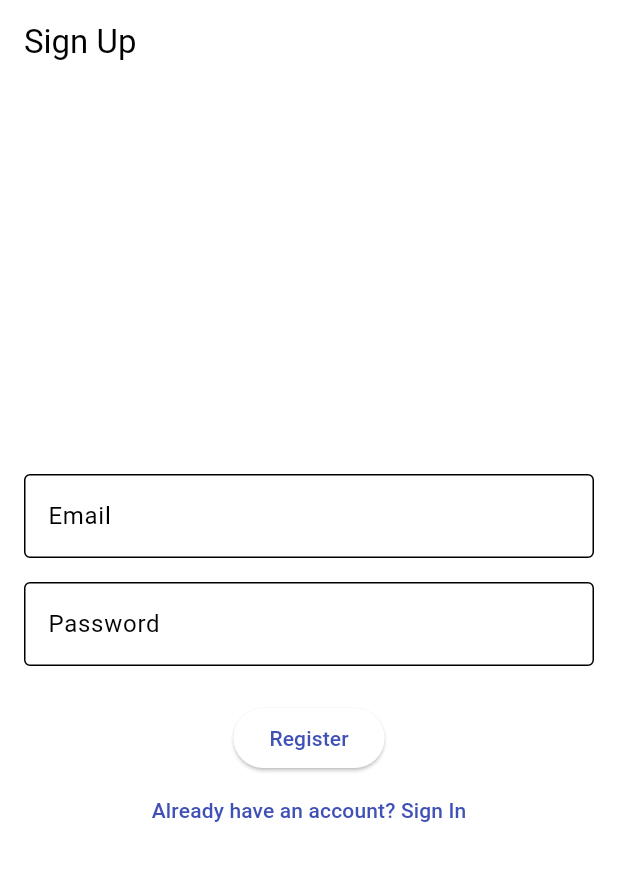
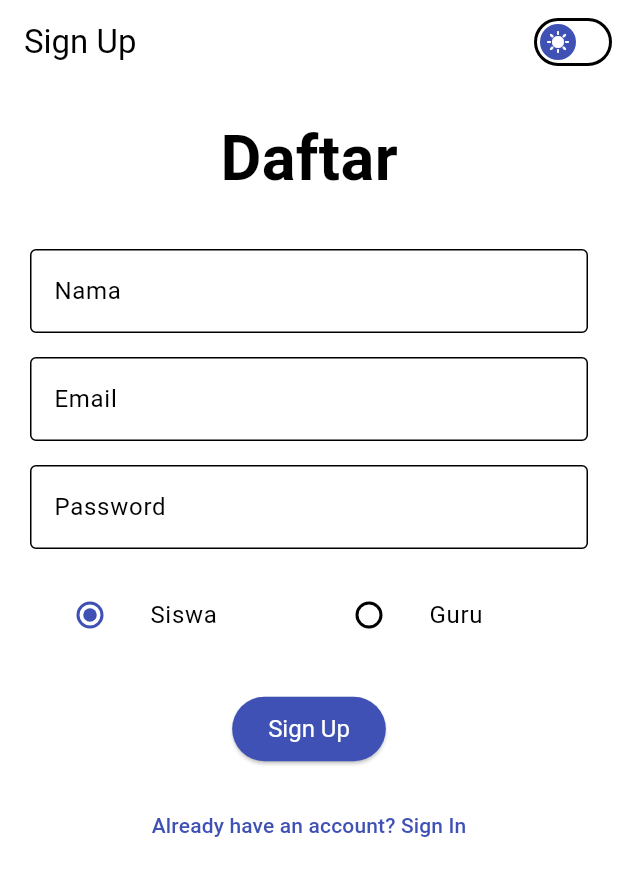
Before and after one commit to Dustymon111/Ekstraksi-File-GPT-4, a Flutter app: the screen it shows after launch, after a tap on an icon or button, on a phone screen of 412 x 824 dp. Shown: the top 876 px of the screen. Run offline on Flutter 3.47's test engine with Material 3 defaults, Android fonts, the phone set to English and light mode, and no system bars; our stand-ins replace cloud_firestore, file_picker, firebase_auth, firebase_core, fl_chart, fluttertoast and 1 more; missing offline and left inert: syncfusion_flutter_pdfviewer; accounts and stored records are empty; network calls fail.

Commit message:
added show bookmark by userId feature, added registration field

```diff
--- a/lib/main.dart
+++ b/lib/main.dart
@@ -1,5 +1,6 @@
 import 'package:aplikasi_ekstraksi_file_gpt4/providers/bookmark_provider.dart';
 import 'package:aplikasi_ekstraksi_file_gpt4/providers/question_provider.dart';
+import 'package:aplikasi_ekstraksi_file_gpt4/providers/user_provider.dart';
 import 'package:aplikasi_ekstraksi_file_gpt4/screen/bookmark_screen.dart';
 import 'package:aplikasi_ekstraksi_file_gpt4/screen/home_screen.dart';
 import 'package:aplikasi_ekstraksi_file_gpt4/providers/theme_provider.dart';
@@ -18,6 +19,7 @@ void main() async {
     ChangeNotifierProvider(create: (_) => ThemeNotifier()),
     ChangeNotifierProvider(create: (_) => QuestionProvider()),
     ChangeNotifierProvider(create: (_) => BookmarkProvider()),
+    ChangeNotifierProvider(create: (_) => UserProvider()),
     ],
     child: const MyApp(),
   )));
--- a/lib/models/user_model.dart
+++ b/lib/models/user_model.dart
@@ -0,0 +1,52 @@
+import 'package:cloud_firestore/cloud_firestore.dart';
+
+class UserModel {
+  String bookmarkId;
+  String email;
+  String nama;
+  String password;
+  String role;
+
+  UserModel({
+    required this.bookmarkId,
+    required this.email,
+    required this.nama,
+    required this.password,
+    required this.role,
+  });
+
+  // Factory constructor to create a UserModel object from a Firestore document
+  factory UserModel.fromFirestore(DocumentSnapshot doc) {
+    final data = doc.data() as Map<String, dynamic>;
+
+    return UserModel(
+      bookmarkId: data['bookmarkId'] ?? '',
+      email: data['email'] ?? '',
+      nama: data['nama'] ?? '',
+      password: data['password'] ?? '',
+      role: data['role'] ?? '',
+    );
+  }
+
+  // Method to convert a UserModel object to a Map for Firestore
+  Map<String, dynamic> toMap() {
+    return {
+      'bookmarkId': bookmarkId,
+      'email': email,
+      'nama': nama,
+      'password': password,
+      'role': role,
+    };
+  }
+
+  // Method to create a UserModel object from a Map
+  factory UserModel.fromMap(Map<String, dynamic> map) {
+    return UserModel(
+      bookmarkId: map['bookmarkId'] ?? '',
+      email: map['email'] ?? '',
+      nama: map['nama'] ?? '',
+      password: map['password'] ?? '',
+      role: map['role'] ?? '',
+    );
+  }
+}
--- a/lib/screen/home_screen.dart
+++ b/lib/screen/home_screen.dart
@@ -35,7 +35,7 @@ class _HomeState extends State<Home> {
   Future<void> uploadFile() async {
     pickedFile = await pickFile();
     if (pickedFile != null) {
-      print(pickedFile?.name);
+      // print(pickedFile?.name);
       setState(() {
         fileName = pickedFile!.name;
       });
@@ -68,14 +68,14 @@ class _HomeState extends State<Home> {
       }
     });
 
-    getCurrentUser().then((user) {
-      if (mounted) {
-        setState(() {
-          userEmail = user?.email;
-          userName = user?.displayName;
-        });
-      }
-    });
+    // getCurrentUser().then((user) {
+    //   if (mounted) {
+    //     setState(() {
+    //       userEmail = user?.email;
+    //       userName = user?.displayName;
+    //     });
+    //   }
+    // });
   }
 
   @override
--- a/lib/screen/login_screen.dart
+++ b/lib/screen/login_screen.dart
@@ -1,5 +1,9 @@
+import 'package:aplikasi_ekstraksi_file_gpt4/components/custom_button.dart';
+import 'package:aplikasi_ekstraksi_file_gpt4/providers/theme_provider.dart';
 import 'package:flutter/material.dart';
 import 'package:firebase_auth/firebase_auth.dart'; // Ensure you have Firebase Auth set up
+import 'package:fluttertoast/fluttertoast.dart';
+import 'package:provider/provider.dart';
 import 'register_screen.dart'; // Import the registration screen
 
 class LoginScreen extends StatefulWidget {
@@ -19,9 +23,23 @@ class _LoginScreenState extends State<LoginScreen> {
   }
   @override
   Widget build(BuildContext context) {
+    final themeprov = Provider.of<ThemeNotifier>(context);
     return Scaffold(
       appBar: AppBar(
         title: const Text('Sign In'),
+         actions: [
+          Switch(
+            thumbIcon: themeprov.isDarkTheme
+                ? WidgetStateProperty.all(const Icon(Icons.nights_stay))
+                : WidgetStateProperty.all(const Icon(Icons.sunny)),
+            activeColor: Colors.white,
+            inactiveThumbColor: Colors.indigo,
+            value: themeprov.isDarkTheme,
+            onChanged: (bool value) {
+              themeprov.toggleTheme();
+            },
+          ),
+        ],
       ),
       body: Padding(
         padding: const EdgeInsets.all(16.0),
@@ -46,25 +64,38 @@ class _LoginScreenState extends State<LoginScreen> {
               obscureText: true,
             ),
             const SizedBox(height: 24.0),
-            ElevatedButton(
+            CustomElevatedButton(
+              label: "Sign In",
               onPressed: () async {
                 final email = _emailController.text.trim();
                 final password = _passwordController.text.trim();
-                try {
+               try {
                   await _auth.signInWithEmailAndPassword(email: email, password: password);
+                  // Show success message
+                  Fluttertoast.showToast(
+                    msg: "Successfully Signed In",
+                    toastLength: Toast.LENGTH_SHORT,
+                    gravity: ToastGravity.BOTTOM,
+                    timeInSecForIosWeb: 1,
+                    backgroundColor: Colors.green,
+                    textColor: Colors.white,
+                    fontSize: 16.0
+                  );
                   // Navigate to the home screen or any other screen after successful login
-                  ScaffoldMessenger.of(context).showSnackBar(
-                    SnackBar(content: Text('Succesfully Signed In')),
-                  );
                   Navigator.pushReplacementNamed(context, '/');
                 } catch (e) {
                   // Handle errors (e.g., show error message)
-                  ScaffoldMessenger.of(context).showSnackBar(
-                    SnackBar(content: Text('Failed to sign in: ${e.toString()}')),
+                  Fluttertoast.showToast(
+                    msg: "Failed to sign in: ${e.toString()}",
+                    toastLength: Toast.LENGTH_SHORT,
+                    gravity: ToastGravity.BOTTOM,
+                    timeInSecForIosWeb: 1,
+                    backgroundColor: Colors.red,
+                    textColor: Colors.white,
+                    fontSize: 16.0
                   );
                 }
-              },
-              child: const Text('Sign In'),
+              }
             ),
             const SizedBox(height: 16.0),
             TextButton(
--- a/lib/screen/register_screen.dart
+++ b/lib/screen/register_screen.dart
@@ -1,6 +1,12 @@
+import 'package:aplikasi_ekstraksi_file_gpt4/components/custom_button.dart';
+import 'package:aplikasi_ekstraksi_file_gpt4/models/user_model.dart';
+import 'package:aplikasi_ekstraksi_file_gpt4/providers/theme_provider.dart';
+import 'package:aplikasi_ekstraksi_file_gpt4/providers/user_provider.dart';
 import 'package:aplikasi_ekstraksi_file_gpt4/screen/login_screen.dart';
 import 'package:flutter/material.dart';
-import 'package:firebase_auth/firebase_auth.dart'; // Ensure you have Firebase Auth set up
+import 'package:firebase_auth/firebase_auth.dart';
+import 'package:fluttertoast/fluttertoast.dart';
+import 'package:provider/provider.dart'; // Ensure you have Firebase Auth set up
 
 class RegisterScreen extends StatefulWidget {
   @override
@@ -10,19 +16,48 @@ class RegisterScreen extends StatefulWidget {
 class _RegisterScreenState extends State<RegisterScreen> {
   final _emailController = TextEditingController();
   final _passwordController = TextEditingController();
+  final _namaController = TextEditingController();
+  String _role = 'siswa'; // Default role
+
   final _auth = FirebaseAuth.instance;
 
   @override
   Widget build(BuildContext context) {
+    final themeprov = Provider.of<ThemeNotifier>(context);
+    final userprov = Provider.of<UserProvider>(context);
+
     return Scaffold(
       appBar: AppBar(
         title: const Text('Sign Up'),
+        actions: [
+          Switch(
+            thumbIcon: themeprov.isDarkTheme
+                ? WidgetStateProperty.all(const Icon(Icons.nights_stay))
+                : WidgetStateProperty.all(const Icon(Icons.sunny)),
+            activeColor: Colors.white,
+            inactiveThumbColor: Colors.indigo,
+            value: themeprov.isDarkTheme,
+            onChanged: (bool value) {
+              themeprov.toggleTheme();
+            },
+          ),
+        ],
       ),
-      body: Padding(
-        padding: const EdgeInsets.all(16.0),
+      body: SingleChildScrollView(
+        padding: const EdgeInsets.all(20.0),
         child: Column(
-          mainAxisAlignment: MainAxisAlignment.center,
+          mainAxisSize: MainAxisSize.min,
           children: [
+            Text("Daftar",style: TextStyle(fontSize: 42, fontWeight: FontWeight.bold),),
+            SizedBox(height: 30),
+            TextField(
+              controller: _namaController,
+              decoration: const InputDecoration(
+                labelText: 'Nama',
+                border: OutlineInputBorder(),
+              ),
+            ),
+            const SizedBox(height: 16.0),
             TextField(
               controller: _emailController,
               decoration: const InputDecoration(
@@ -40,27 +75,94 @@ class _RegisterScreenState extends State<RegisterScreen> {
               ),
               obscureText: true,
             ),
+            const SizedBox(height: 16.0),
+            Row(
+              mainAxisAlignment: MainAxisAlignment.start,
+              children: [
+                Expanded(
+                  child: ListTile(
+                    title: const Text('Siswa'),
+                    leading: Radio<String>(
+                      value: 'siswa',
+                      groupValue: _role,
+                      onChanged: (value) {
+                        setState(() {
+                          _role = value!;
+                        });
+                      },
+                    ),
+                  ),
+                ),
+                Expanded(
+                  child: ListTile(
+                    title: const Text('Guru'),
+                    leading: Radio<String>(
+                      value: 'guru',
+                      groupValue: _role,
+                      onChanged: (value) {
+                        setState(() {
+                          _role = value!;
+                        });
+                      },
+                    ),
+                  ),
+                ),
+              ],
+            ),
             const SizedBox(height: 24.0),
-            ElevatedButton(
+            CustomElevatedButton(
               onPressed: () async {
+                final nama = _namaController.text.trim();
                 final email = _emailController.text.trim();
                 final password = _passwordController.text.trim();
                 try {
-                  await _auth.createUserWithEmailAndPassword(email: email, password: password);
-                  // Navigate to the home screen or any other screen after successful registration
-                  ScaffoldMessenger.of(context).showSnackBar(
-                    SnackBar(content: Text('Succesfully Signed Up')),
+                  // Create user with email and password
+                  UserCredential userCredential = await _auth.createUserWithEmailAndPassword(
+                    email: email,
+                    password: password,
                   );
+                  String uid = userCredential.user!.uid;
+                  // Create UserModel object
+                  UserModel userModel = UserModel(
+                    email: email,
+                    nama: nama,
+                    password: password,
+                    role: _role,
+                    bookmarkId: "book_$uid"
+                  );
+
+                  // Save user data to Firestore
+                  await userprov.createOrUpdateUser(userModel);
+
+                  // Show success message
+                  Fluttertoast.showToast(
+                    msg: "Successfully Signed Up",
+                    toastLength: Toast.LENGTH_SHORT,
+                    gravity: ToastGravity.BOTTOM,
+                    timeInSecForIosWeb: 1,
+                    backgroundColor: Colors.green,
+                    textColor: Colors.white,
+                    fontSize: 16.0
+                  );
+
+                  // Navigate to the login screen or any other screen after successful registration
                   Navigator.pushReplacementNamed(context, '/login');
                 } catch (e) {
                   // Handle errors (e.g., show error message)
-                  ScaffoldMessenger.of(context).showSnackBar(
-                    SnackBar(content: Text('Failed to sign up: ${e.toString()}')),
+                  Fluttertoast.showToast(
+                    msg: "Failed to sign up: ${e.toString()}",
+                    toastLength: Toast.LENGTH_SHORT,
+                    gravity: ToastGravity.BOTTOM,
+                    timeInSecForIosWeb: 1,
+                    backgroundColor: Colors.red,
+                    textColor: Colors.white,
+                    fontSize: 16.0
                   );
                 }
               },
-              child: const Text('Register'),
+              label: 'Sign Up',
             ),
+            const SizedBox(height: 16.0),
             TextButton(
               onPressed: () {
                 Navigator.pushReplacement(
--- a/pubspec.yaml
+++ b/pubspec.yaml
@@ -44,6 +44,7 @@ dependencies:
   cloud_firestore: ^5.1.0
   firebase_core: ^3.2.0
   firebase_auth: ^5.1.2
+  fluttertoast: ^8.2.6
 
 dev_dependencies:
   flutter_test:
```
Also changed, not shown: lib/providers/user_provider.dart (added, +63 -0 lines), lib/screen/bookmark_screen.dart (+6 -4 lines), lib/screen/profile_screen.dart (+10 -0 lines), pubspec.lock.
